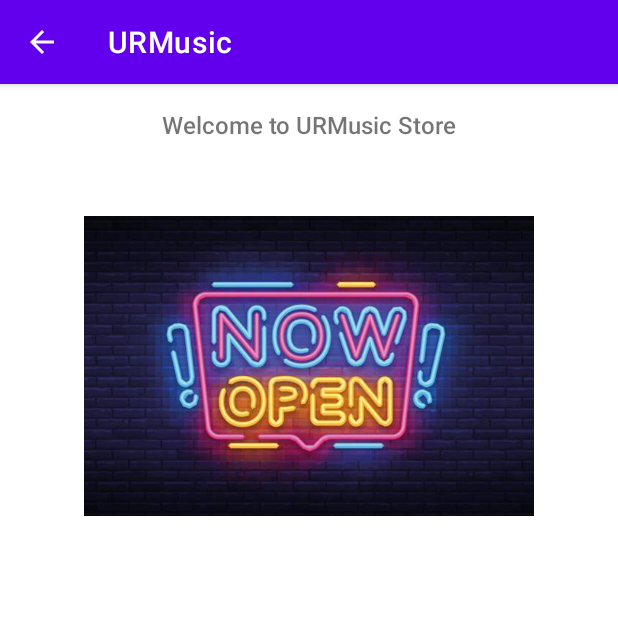
After one commit to loxinchi/URMusic_app, an Android app: the MusicStoreActivity screen opened directly, with no data from a screen before it, on a phone screen of 412 x 824 dp, the top half of it. The commit adds this screen. Run offline under Robolectric (Android 15) with nearby library versions, the phone set to English and light mode, and no system bars.

Commit message:
add ArtistIntroActivity.java, MusicStoreActivity.java, NowPlayingActivity.java, artist_profile.xml, music_store.xml

```diff
--- /dev/null
+++ b/app/src/main/java/com/example/android/urmusic/MusicStoreActivity.java
@@ -0,0 +1,14 @@
+package com.example.android.urmusic;
+
+import android.os.Bundle;
+
+import androidx.appcompat.app.AppCompatActivity;
+
+public class MusicStoreActivity extends AppCompatActivity {
+
+    @Override
+    protected void onCreate(Bundle savedInstanceState) {
+        super.onCreate(savedInstanceState);
+        setContentView(R.layout.music_store);
+    }
+}
--- /dev/null
+++ b/app/src/main/res/layout-v21/music_store.xml
@@ -0,0 +1,40 @@
+<?xml version="1.0" encoding="utf-8"?>
+<androidx.constraintlayout.widget.ConstraintLayout
+    xmlns:android="http://schemas.android.com/apk/res/android"
+    xmlns:app="http://schemas.android.com/apk/res-auto"
+    xmlns:tools="http://schemas.android.com/tools"
+    android:layout_width="match_parent"
+    android:layout_height="match_parent">
+
+    <TextView
+        android:id="@+id/store_greeting_text"
+        android:layout_width="wrap_content"
+        android:layout_height="wrap_content"
+        android:layout_marginStart="16dp"
+        android:layout_marginLeft="16dp"
+        android:layout_marginTop="16dp"
+        android:layout_marginEnd="16dp"
+        android:layout_marginRight="16dp"
+        android:fontFamily="sans-serif-medium"
+        android:paddingLeft="16dp"
+        android:paddingRight="16dp"
+        android:text="@string/store_greeting"
+        android:textSize="16sp"
+        app:layout_constraintEnd_toEndOf="parent"
+        app:layout_constraintStart_toStartOf="parent"
+        app:layout_constraintTop_toTopOf="parent" />
+
+    <ImageView
+        android:id="@+id/imageView"
+        android:layout_width="300dp"
+        android:layout_height="300dp"
+        android:layout_marginStart="16dp"
+        android:layout_marginLeft="16dp"
+        android:layout_marginEnd="16dp"
+        android:layout_marginRight="16dp"
+        app:layout_constraintEnd_toEndOf="parent"
+        app:layout_constraintStart_toStartOf="parent"
+        app:srcCompat="@drawable/store_logo"
+        tools:layout_editor_absoluteY="16dp"
+        app:layout_constraintTop_toBottomOf="@id/store_greeting_text"/>
+</androidx.constraintlayout.widget.ConstraintLayout>
--- a/app/src/main/res/layout/activity_main.xml
+++ b/app/src/main/res/layout/activity_main.xml
@@ -27,7 +27,7 @@
         />
 
     <ListView
-        android:id="@+id/full_song_list"
+        android:id="@+id/full_song_listview"
         android:layout_width="wrap_content"
         android:layout_height="0dp"
         android:layout_weight="2"
--- /dev/null
+++ b/app/src/main/res/layout/music_store.xml
@@ -0,0 +1,40 @@
+<?xml version="1.0" encoding="utf-8"?>
+<androidx.constraintlayout.widget.ConstraintLayout
+    xmlns:android="http://schemas.android.com/apk/res/android"
+    xmlns:app="http://schemas.android.com/apk/res-auto"
+    xmlns:tools="http://schemas.android.com/tools"
+    android:layout_width="match_parent"
+    android:layout_height="match_parent">
+
+    <TextView
+        android:id="@+id/store_greeting_text"
+        android:layout_width="wrap_content"
+        android:layout_height="wrap_content"
+        android:layout_marginStart="16dp"
+        android:layout_marginLeft="16dp"
+        android:layout_marginTop="16dp"
+        android:layout_marginEnd="16dp"
+        android:layout_marginRight="16dp"
+        android:fontFamily="sans-serif-medium"
+        android:paddingLeft="16dp"
+        android:paddingRight="16dp"
+        android:text="@string/store_greeting"
+        android:textSize="16sp"
+        app:layout_constraintEnd_toEndOf="parent"
+        app:layout_constraintStart_toStartOf="parent"
+        app:layout_constraintTop_toTopOf="parent" />
+
+    <ImageView
+        android:id="@+id/imageView"
+        android:layout_width="300dp"
+        android:layout_height="300dp"
+        android:layout_marginStart="16dp"
+        android:layout_marginLeft="16dp"
+        android:layout_marginEnd="16dp"
+        android:layout_marginRight="16dp"
+        app:layout_constraintEnd_toEndOf="parent"
+        app:layout_constraintStart_toStartOf="parent"
+        app:srcCompat="@drawable/store_logo"
+        tools:layout_editor_absoluteY="16dp"
+        app:layout_constraintTop_toBottomOf="@id/store_greeting_text"/>
+</androidx.constraintlayout.widget.ConstraintLayout>
--- a/app/src/main/res/values/strings.xml
+++ b/app/src/main/res/values/strings.xml
@@ -4,4 +4,9 @@
     <string name="now_playing">NOW PLAYING</string>
     <string name="now_play_image">now_play_image</string>
     <string name="buy_this_song">BUY THIS SONG</string>
+    <string name="artist_introduction">Major Lazer is a Jamaican-American electronic dance music trio, which includes record producer Diplo, and DJs Walshy Fire and Ape Drums.
+        It was founded in 2008 by Diplo and Switch, with Switch leaving after three years in 2011.
+        He was then replaced by both Jillionaire and Walshy Fire. In June 2019, Jillionaire left the group and was replaced by Ape Drums.
+        Its music spans numerous genres, mixing reggae with dancehall, reggaeton, soca,house and moombahton.</string>
+    <string name="store_greeting">Welcome to URMusic Store</string>
 </resources>
```
Also changed, not shown: app/src/main/AndroidManifest.xml (+9 -0 lines), app/src/main/java/com/example/android/urmusic/ArtistIntroActivity.java (added, +13 -0 lines), app/src/main/java/com/example/android/urmusic/MainActivity.java (+78 -3 lines), app/src/main/java/com/example/android/urmusic/MusicDataAdapter.java (+6 -6 lines), app/src/main/java/com/example/android/urmusic/NowPlayingActivity.java (added, +148 -0 lines), app/src/main/res/layout/artist_profile.xml (added, +40 -0 lines), app/src/main/res/layout/now_playing.xml (+15 -15 lines), app/src/main/res/drawable-v24/major_lazer_logo.jpg (added), app/src/main/res/drawable-v24/store_logo.jpg (added).
